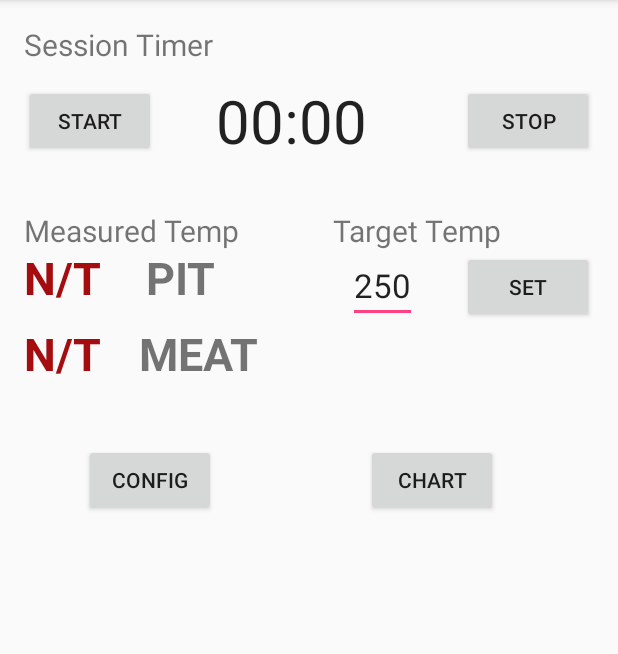
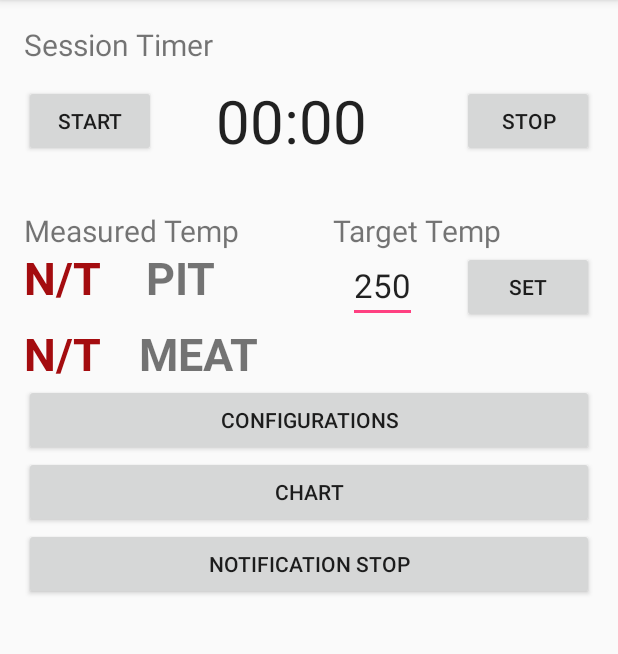
Before and after one commit to harfordflyer/TempsterEmptyActivity, an Android app: the screen it shows after launch (MainActivity), on a phone screen of 412 x 824 dp, the part 84-738 px from its top. Run offline under Robolectric (Android 15) with nearby library versions, the phone set to English and light mode, and no system bars.

Commit message:
many changes but close to completion

```diff
--- a/app/src/main/java/com/example/dhammond1/tempsteremptyactivity/MainActivity.java
+++ b/app/src/main/java/com/example/dhammond1/tempsteremptyactivity/MainActivity.java
@@ -6,8 +6,6 @@ import android.content.IntentFilter;
 import android.content.SharedPreferences;
 import android.media.AudioManager;
 import android.media.MediaPlayer;
-import android.os.Handler;
-import android.os.Message;
 import android.os.SystemClock;
 import android.support.v4.content.LocalBroadcastManager;
 import android.support.v7.app.AppCompatActivity;
@@ -24,11 +22,8 @@ import android.media.RingtoneManager;
 
 import java.util.Calendar;
 import java.util.Objects;
-import java.util.concurrent.Executors;
 import java.util.concurrent.Future;
 import java.util.concurrent.ScheduledExecutorService;
-import java.util.concurrent.TimeUnit;
-
 
 
 public class MainActivity extends AppCompatActivity {
@@ -43,12 +38,13 @@ public class MainActivity extends AppCompatActivity {
     Chronometer chrono;
     long mLastStopTime = 0;
     long stoppedMilliseconds = 0;
+    boolean initialStart = true;
     String setTime = "00:00";
     private static final String CONFIG_NAME = "AppConfig";
     private boolean saveGraphData;
     public static Calendar calendar;
     private SharedPreferences prefs;
-    private boolean initialStart = true;
+    private SharedPreferences.Editor editor;
     AudioManager audioManager;
     MediaPlayer mediaPlayer;
 
@@ -58,25 +54,21 @@ public class MainActivity extends AppCompatActivity {
     }
 
 
-    public void StopService()
-    {
-
-    }
-
 
     @Override
     protected void onResume()
     {
         super.onResume();
-
-        //if(!initialStart)
-       // {
-        //   RestoreChronoTime();
-       // }
-       // else
-       // {
-       //     initialStart = false;
-       // }
+        boolean start = prefs.getBoolean("initialStart",true);
+        if(!start)
+        {
+           RestoreChronoTime();
+        }
+        else
+        {
+            editor.putBoolean("initialStart",false);
+            editor.apply();
+        }
 
 
     }
@@ -85,7 +77,8 @@ public class MainActivity extends AppCompatActivity {
     protected void onPause()
     {
         super.onPause();
-        SaveChronoTime();
+        Bundle bundle = new Bundle();
+        onSavedInstanceState(bundle);
 
     }
 
@@ -102,27 +95,20 @@ public class MainActivity extends AppCompatActivity {
     }
 
 
-    protected void onSavedInstanceState()
-    {
-        SaveChronoTime();
-    }
 
-    protected void onRestoreInstanceState()
-    {
-        RestoreChronoTime();
-    }
 
     @Override
     protected void onCreate(Bundle savedInstanceState) {
         super.onCreate(savedInstanceState);
         setContentView(R.layout.activity_main);
         saveGraphData = true;
-        isServiceRunning = false;
+        //isServiceRunning = false;
         Button config = (Button)findViewById(R.id.configactivity);
         Button graph = (Button)findViewById(R.id.chartactivity);
         Button start = (Button)findViewById(R.id.chronStart);
         Button stop = (Button)findViewById(R.id.chronStop);
         Button set = (Button)findViewById(R.id.btn_setPit);
+        Button notifyStop = (Button)findViewById(R.id.notifyStop);
         tv_PitText = (TextView)findViewById(R.id.tx_tempPit);
         tv_MeatText = (TextView)findViewById(R.id.tx_tempMeat);
         ed_targetTemp = (EditText)findViewById(R.id.ed_targetPit);
@@ -134,7 +120,14 @@ public class MainActivity extends AppCompatActivity {
 
         //do i need to do something here on first start... I will need to set all defaults on first start
         prefs = getApplicationContext().getSharedPreferences(CONFIG_NAME, Context.MODE_PRIVATE);
-        SetPreferences(prefs);
+        boolean b = prefs.getBoolean("initialStart",true);
+        //if(prefs.getBoolean("initialStart",true))
+        //{
+            savePrefsToSharedPreferences();
+        //}
+        //savePrefsToSharedPreferences();
+
+
 
         config.setOnClickListener(new View.OnClickListener() {
             @Override
@@ -158,6 +151,13 @@ public class MainActivity extends AppCompatActivity {
             }
         });
 
+        notifyStop.setOnClickListener(new View.OnClickListener() {
+            @Override
+            public void onClick(View v){
+                mediaPlayer.stop();
+            }
+        });
+
         set.setOnClickListener(new View.OnClickListener() {
             @Override
             public void onClick(View v) {
@@ -172,16 +172,11 @@ public class MainActivity extends AppCompatActivity {
             @Override
             public void onClick(View v) {
                 if (!isServiceRunning) {
-                    if (mLastStopTime == 0) {
-                        chrono.setBase(SystemClock.elapsedRealtime());
-                    } else {
-                        long intervalOnPause = (SystemClock.elapsedRealtime() - mLastStopTime);
-                        chrono.setBase(chrono.getBase() + intervalOnPause);
-                        // chrono.setFormat("00:00:00");
-                        // chrono.setText("01:00:00");
-                    }
+
                     StartIOIOServiceLoop(prefs);
                     isServiceRunning = true;
+
+                    chrono.setBase(SystemClock.elapsedRealtime());
                     chrono.start();
 
                 }
@@ -193,10 +188,12 @@ public class MainActivity extends AppCompatActivity {
             public void onClick(View v) {
 
                 chrono.stop();
-
-                mLastStopTime = SystemClock.elapsedRealtime();
                 StopIOIOService();
-
+                mLastStopTime = 0;
+                isServiceRunning = false;
+                editor.putLong("lastStopTime", mLastStopTime);
+                editor.putBoolean("isServiceRunning", isServiceRunning);
+                editor.apply();
             }
 
 
@@ -205,8 +202,31 @@ public class MainActivity extends AppCompatActivity {
         LocalBroadcastManager.getInstance(this).registerReceiver(receiver,
                 new IntentFilter("results"));
 
-        //set the clock to the correct time
-        chrono.setText(setTime);
+
+    }
+
+
+    protected void onSavedInstanceState(Bundle outState)
+    {
+        super.onSaveInstanceState(outState);
+        savePrefsToSharedPreferences();
+        SaveChronoTime();
+    }
+
+
+    protected void onRestoreInstanceState(Bundle savedInstance)
+    {
+        super.onRestoreInstanceState(savedInstance);
+       /* String restoredText = prefs.getString("targetPitTemp", null);
+        if(restoredText == null)
+        {
+            ed_targetTemp.setText("250", TextView.BufferType.EDITABLE);
+        }
+        else
+        {
+            ed_targetTemp.setText(restoredText, TextView.BufferType.EDITABLE);
+        }*/
+        RestoreChronoTime();
     }
 
     private void SaveChronoTime()
@@ -216,6 +236,9 @@ public class MainActivity extends AppCompatActivity {
         long elapse = SystemClock.elapsedRealtime();
         mLastStopTime = SystemClock.elapsedRealtime();
         String chronoText = chrono.getText().toString();
+        //put the text in the prefs
+        setTime = chronoText;
+        //editor.putString("chronoTime", chronoText);
         //get the time shown on the clock
         String array[] = chronoText.split(":");
         if (array.length == 2) {
@@ -227,13 +250,20 @@ public class MainActivity extends AppCompatActivity {
                     + Integer.parseInt(array[2]) * 1000;
         }
 
+        editor.putLong("stoppedMilliseconds", stoppedMilliseconds);
+        editor.putLong("lastStopTime", mLastStopTime);
+        editor.apply();
         chrono.stop();
     }
 
     private void RestoreChronoTime()
     {
+        stoppedMilliseconds = prefs.getLong("stoppedMilliseconds", 0L);
+        mLastStopTime = prefs.getLong("lastStopTime", 0L);
+
+        if(stoppedMilliseconds != 0) {
             long timeOnResume = SystemClock.elapsedRealtime();
-        long intervalOnPause = (SystemClock.elapsedRealtime() +  mLastStopTime);
+            long intervalOnPause = (SystemClock.elapsedRealtime() + mLastStopTime);
             long timeToShow = intervalOnPause + stoppedMilliseconds;
             long second = (timeToShow / 1000) % 60;
             long minute = (timeToShow / (1000 * 60)) % 60;
@@ -243,6 +273,15 @@ public class MainActivity extends AppCompatActivity {
             //along with the state of the running app
             //String time = String.format("%02d:%02d:%02d:%d", hour, minute, second, timeToShow);
             setTime = String.format("%02d:%02d:%02d:%d", hour, minute, second, timeToShow);
+            editor.putString("chronoTime", setTime);
+            editor.apply();
+        }
+        else
+        {
+            editor.putString("chronoTime", setTime);
+            editor.apply();
+        }
+
         //chrono.setText(time);
 
         //chrono.start();
@@ -370,7 +409,8 @@ public class MainActivity extends AppCompatActivity {
         }
     }
 
-    private void SetPreferences(SharedPreferences prefs)
+
+    private void savePrefsToSharedPreferences()
     {
         String restoredText = prefs.getString("targetPitTemp", null);
         if(restoredText == null)
@@ -384,7 +424,7 @@ public class MainActivity extends AppCompatActivity {
         //put some default values in the prefs so if the user doesn't visit the preferences
         //before starting the timer, the program has some values to use.
 
-        SharedPreferences.Editor editor = getApplicationContext().getSharedPreferences(CONFIG_NAME, Context.MODE_PRIVATE).edit();
+        editor = getApplicationContext().getSharedPreferences(CONFIG_NAME, Context.MODE_PRIVATE).edit();
         restoredText = prefs.getString("minTemp", "230");
         editor.putString("minTemp",restoredText);
         restoredText = prefs.getString("maxTemp", "260");
@@ -396,12 +436,21 @@ public class MainActivity extends AppCompatActivity {
         restoredText = prefs.getString("ki", "0");
         editor.putString("ki", restoredText);
         restoredText = prefs.getString("kd", "0");
-        editor.putString("ki", restoredText);
+        editor.putString("kd", restoredText);
         restoredText = prefs.getString("sampleTime", "5");
         editor.putString("sampleTime", restoredText);
-        boolean save = prefs.getBoolean("saveGraph", true);
-        editor.putBoolean("saveGraph", save);
 
+        boolean saveBoolean = prefs.getBoolean("saveGraph", true);
+        editor.putBoolean("saveGraph", saveBoolean);
+        saveBoolean = prefs.getBoolean("isRunning", isServiceRunning);
+        editor.putBoolean("isRunning", saveBoolean);
+        saveBoolean = prefs.getBoolean("initialStart", true);
+        editor.putBoolean("initialStart", saveBoolean);
+
+        long restoredLong = prefs.getLong("stoppedMilliseconds", stoppedMilliseconds);
+        editor.putLong("stoppedMilliseconds", restoredLong);
+        restoredLong = prefs.getLong("lastStopTime", mLastStopTime);
+        editor.putLong("lastStopTime", restoredLong);
         editor.apply();
     }
 }
--- a/app/src/main/res/layout/activity_main.xml
+++ b/app/src/main/res/layout/activity_main.xml
@@ -190,33 +190,49 @@
         <LinearLayout
         android:layout_width="match_parent"
         android:layout_height="wrap_content"
-        android:id="@+id/activitybutton"
+        android:id="@+id/configbutton"
         android:layout_below="@+id/linearMeat"
         android:orientation="horizontal">
 
         <Button
-            android:text="Config"
-            android:layout_weight="0.0"
-            android:layout_marginTop="40dp"
-            android:layout_marginLeft="40dp"
+            android:text="Configurations"
             android:id="@+id/configactivity"
-            android:layout_width="wrap_content"
+            android:layout_width="match_parent"
             android:layout_height="wrap_content" />
+
+        </LinearLayout>
+
+        <LinearLayout
+            android:layout_width="match_parent"
+            android:layout_height="wrap_content"
+            android:id="@+id/chartbutton"
+            android:layout_below="@+id/configbutton"
+            android:orientation="horizontal">
 
         <Button
             android:text="Chart"
-            android:layout_weight="0.0"
-            android:layout_marginTop="40dp"
-            android:layout_marginLeft="100dp"
             android:id="@+id/chartactivity"
-            android:layout_width="wrap_content"
+            android:layout_width="match_parent"
             android:layout_height="wrap_content" />
 
+    </LinearLayout>
 
+        <LinearLayout
+            android:layout_width="match_parent"
+            android:layout_height="wrap_content"
+            android:id="@+id/notifybutton"
+            android:layout_below="@+id/chartbutton"
+            android:orientation="horizontal">
 
+            <Button
+                android:text="Notification Stop"
+                android:id="@+id/notifyStop"
+                android:layout_width="match_parent"
+                android:layout_height="wrap_content" />
+        </LinearLayout>
 
-    </LinearLayout>
     </RelativeLayout>
+
     </ScrollView>
 
 </RelativeLayout>
```
Lines whose indentation alone changed are shown as unchanged.
